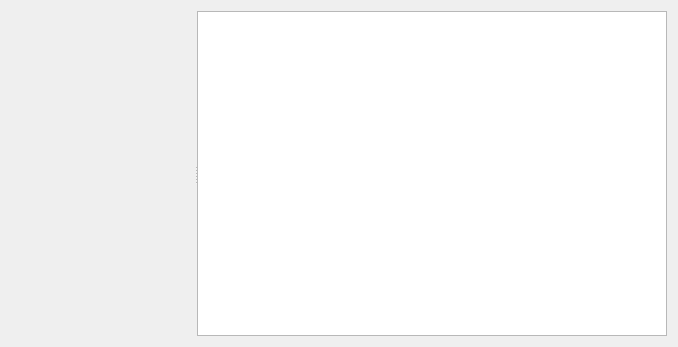
Qt form apps/rivmaker/window/verticalcrosssection/verticalcrosssectionwindow.ui (i-RIC/prepost-gui) before a commit.
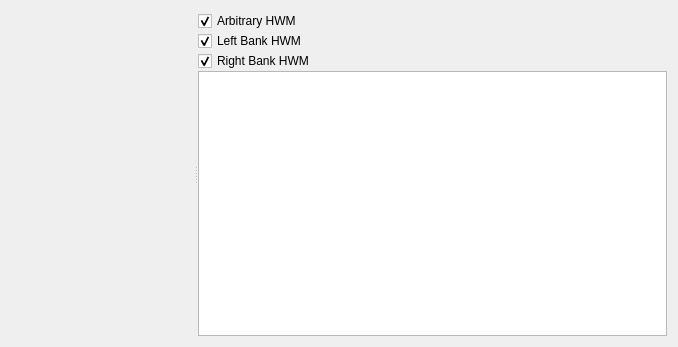
The same form after that commit. Icons and pictures are not drawn. Custom widgets are drawn as their Qt base class.

The edit to the form file:
```diff
--- a/apps/rivmaker/window/verticalcrosssection/verticalcrosssectionwindow.ui
+++ b/apps/rivmaker/window/verticalcrosssection/verticalcrosssectionwindow.ui
@@ -17,17 +17,65 @@
    <iconset resource="../../rivmaker.qrc">
     <normaloff>:/images/iconVerticalCrosssection.png</normaloff>:/images/iconVerticalCrosssection.png</iconset>
   </property>
-  <layout class="QVBoxLayout" name="verticalLayout">
+  <layout class="QVBoxLayout" name="verticalLayout_2">
    <item>
     <widget class="QSplitter" name="splitter">
      <property name="orientation">
       <enum>Qt::Horizontal</enum>
      </property>
-     <property name="handleWidth">
-      <number>3</number>
-     </property>
      <widget class="QwtPlot" name="qwtWidget" native="true"/>
-     <widget class="QTableView" name="tableView"/>
+     <widget class="QWidget" name="layoutWidget">
+      <layout class="QVBoxLayout" name="verticalLayout">
+       <property name="spacing">
+        <number>0</number>
+       </property>
+       <item>
+        <widget class="QCheckBox" name="arbitraryCheckBox">
+         <property name="text">
+          <string>Arbitrary HWM</string>
+         </property>
+         <property name="icon">
+          <iconset resource="../../rivmaker.qrc">
+           <normaloff>:/images/iconAHWM.png</normaloff>:/images/iconAHWM.png</iconset>
+         </property>
+         <property name="checked">
+          <bool>true</bool>
+         </property>
+        </widget>
+       </item>
+       <item>
+        <widget class="QCheckBox" name="leftCheckBox">
+         <property name="text">
+          <string>Left Bank HWM</string>
+         </property>
+         <property name="icon">
+          <iconset resource="../../rivmaker.qrc">
+           <normaloff>:/images/iconLBHWM.png</normaloff>:/images/iconLBHWM.png</iconset>
+         </property>
+         <property name="checked">
+          <bool>true</bool>
+         </property>
+        </widget>
+       </item>
+       <item>
+        <widget class="QCheckBox" name="rightCheckBox">
+         <property name="text">
+          <string>Right Bank HWM</string>
+         </property>
+         <property name="icon">
+          <iconset resource="../../rivmaker.qrc">
+           <normaloff>:/images/iconRBHWM.png</normaloff>:/images/iconRBHWM.png</iconset>
+         </property>
+         <property name="checked">
+          <bool>true</bool>
+         </property>
+        </widget>
+       </item>
+       <item>
+        <widget class="QTableView" name="tableView"/>
+       </item>
+      </layout>
+     </widget>
     </widget>
    </item>
   </layout>
```
